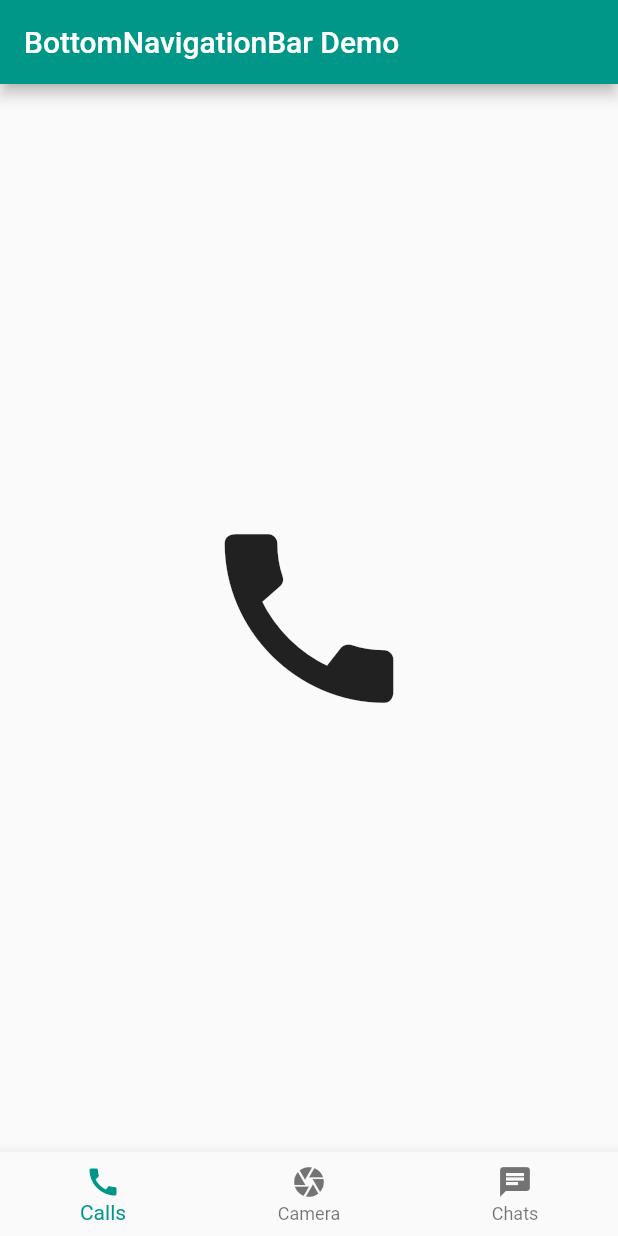
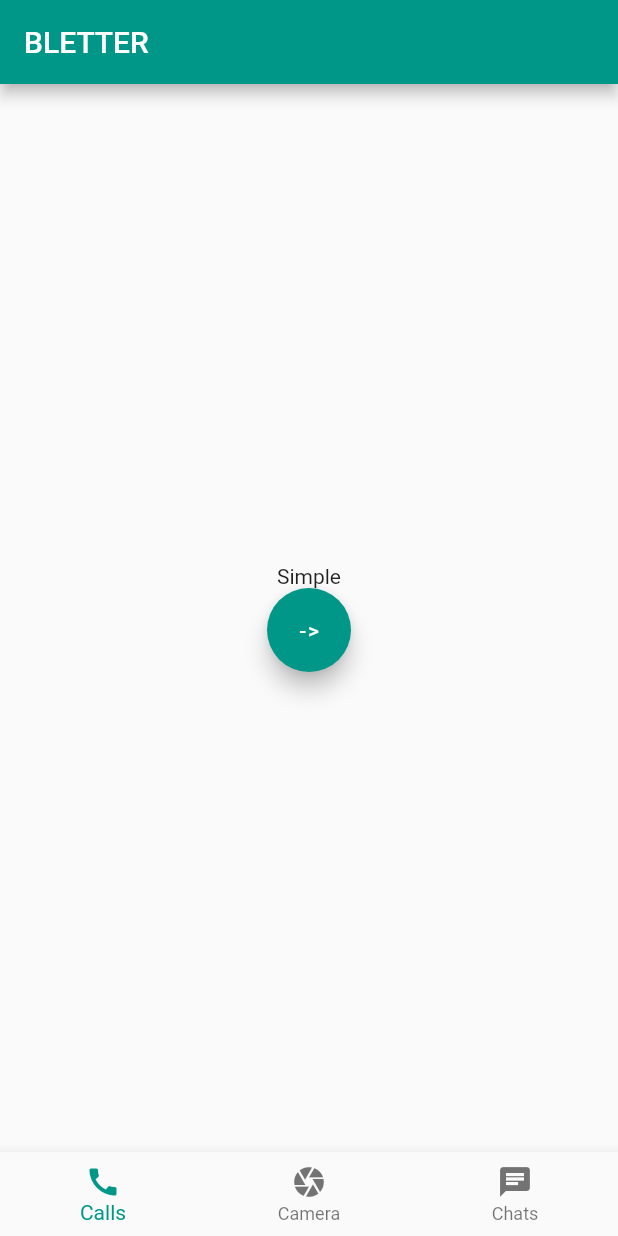
Before and after one commit to etseidler/flutter_bottom_nav_with_multi_navigators, a Flutter app: the screen it shows after launch, on a phone screen of 412 x 824 dp. Run offline on Flutter 3.47's test engine with Material 2 defaults, Android fonts, the phone set to English and light mode, and no system bars; our stand-ins replace flutter_bloc.

Commit message:
nav to (same) detail screen from each tab screen - es

```diff
--- a/lib/basic_bottom_nav_bar.dart
+++ b/lib/basic_bottom_nav_bar.dart
@@ -1,5 +1,7 @@
 import 'package:flutter/material.dart';
 import 'package:flutter_bloc/flutter_bloc.dart';
+import 'package:nested_nav/bloc/nav/simple_detail.dart';
+import 'package:nested_nav/bloc/tab_navigator.dart';
 import 'package:nested_nav/camera_page.dart';
 
 import 'bloc/nav/nav_bloc.dart';
@@ -31,6 +33,16 @@ class _BasicBottomNavBarState extends State<BasicBottomNavBar> {
   };
   int _selectedIndex = 0;
 
+  final navigatorKey = GlobalKey<NavigatorState>();
+
+  void _push() {
+    Navigator.of(context).push(MaterialPageRoute(
+      // we'll look at ColorDetailPage later
+      builder: (context) =>
+          SimpleDetailPage(text: 'Detail Text', title: 'DetailTitle'),
+    ));
+  }
+
   @override
   Widget build(BuildContext context) {
     return BlocProvider<NavBloc>(
@@ -38,11 +50,15 @@ class _BasicBottomNavBarState extends State<BasicBottomNavBar> {
       child: BlocBuilder<NavBloc, NavState>(
         builder: (context, state) {
           return Scaffold(
-            appBar: AppBar(
-              title: const Text('BottomNavigationBar Demo'),
-            ),
-            body: Center(
-              child: _pages[state.selectedItem],
+            // appBar: AppBar(
+            //   title: const Text('BottomNavigationBar Demo'),
+            // ),
+            // body: Center(
+            //   child: _pages[state.selectedItem],
+            // ),
+            body: TabNavigator(
+              navigatorKey: navigatorKey,
+              navItem: state.selectedItem,
             ),
             bottomNavigationBar: BottomNavigationBar(
               currentIndex: _selectedIndex,
--- /dev/null
+++ b/lib/bloc/simple_page.dart
@@ -0,0 +1,28 @@
+import 'package:flutter/cupertino.dart';
+import 'package:flutter/material.dart';
+
+import 'nav/simple_detail.dart';
+
+class SimplePage extends StatelessWidget {
+  final String text;
+  final String title;
+  final Function onPush;
+  SimplePage({required this.text, required this.title, required this.onPush});
+
+  @override
+  Widget build(BuildContext context) {
+    return Scaffold(
+      appBar: AppBar(title: Text("BLETTER"), backgroundColor: Colors.teal),
+      body: Container(
+        alignment: Alignment.center,
+        child: Column(
+          mainAxisAlignment: MainAxisAlignment.center,
+          children: [
+            Text(text),
+            FloatingActionButton(onPressed: () => onPush(), child: Text('->'))
+          ],
+        ),
+      ),
+    );
+  }
+}
--- /dev/null
+++ b/lib/bloc/tab_navigator.dart
@@ -0,0 +1,59 @@
+// 1
+import 'package:flutter/cupertino.dart';
+import 'package:flutter/material.dart';
+import 'package:nested_nav/bloc/simple_page.dart';
+
+import 'nav/nav_state.dart';
+import 'nav/simple_detail.dart';
+
+class TabNavigatorRoutes {
+  static const String root = '/';
+  static const String detail = '/detail';
+}
+
+// 2
+class TabNavigator extends StatelessWidget {
+  final GlobalKey<NavigatorState> navigatorKey;
+  final NavItem navItem;
+  TabNavigator({required this.navigatorKey, required this.navItem});
+
+  // 3
+  Map<String, WidgetBuilder> _routeBuilders(BuildContext context) {
+    return {
+      TabNavigatorRoutes.root: (context) => SimplePage(
+          text: 'Simple', title: 'Simple Title', onPush: () => _push(context)),
+      TabNavigatorRoutes.detail: (context) => SimpleDetailPage(
+            text: 'Simple Detail',
+            title: 'Simple Detail Title',
+          ),
+    };
+  }
+
+  // 4
+  @override
+  Widget build(BuildContext context) {
+    final routeBuilders = _routeBuilders(context);
+    return Navigator(
+      key: navigatorKey,
+      initialRoute: TabNavigatorRoutes.root,
+      onGenerateRoute: (routeSettings) {
+        return MaterialPageRoute(
+          builder: (context) => routeBuilders[routeSettings.name]!(context),
+        );
+      },
+    );
+  }
+
+  // 5
+  void _push(BuildContext context) {
+    var routeBuilders = _routeBuilders(context);
+
+    Navigator.push(
+      context,
+      MaterialPageRoute(
+        builder: (context) =>
+            routeBuilders[TabNavigatorRoutes.detail]!(context),
+      ),
+    );
+  }
+}
```
Also changed, not shown: lib/bloc/nav/simple_detail.dart (added, +21 -0 lines).
